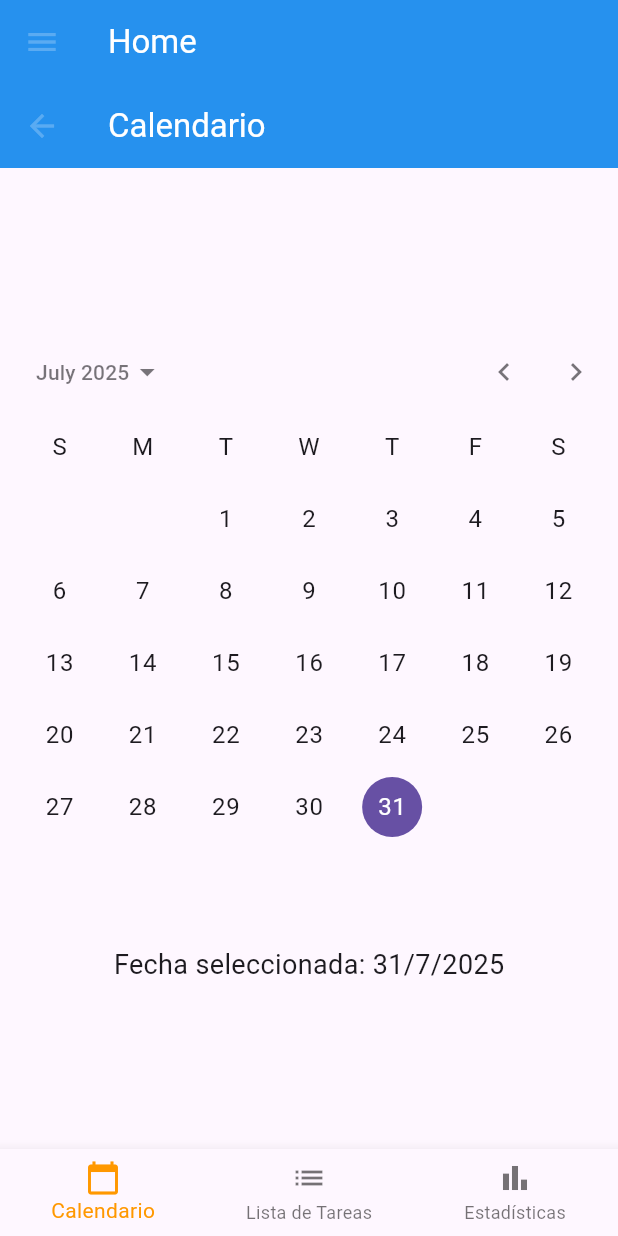
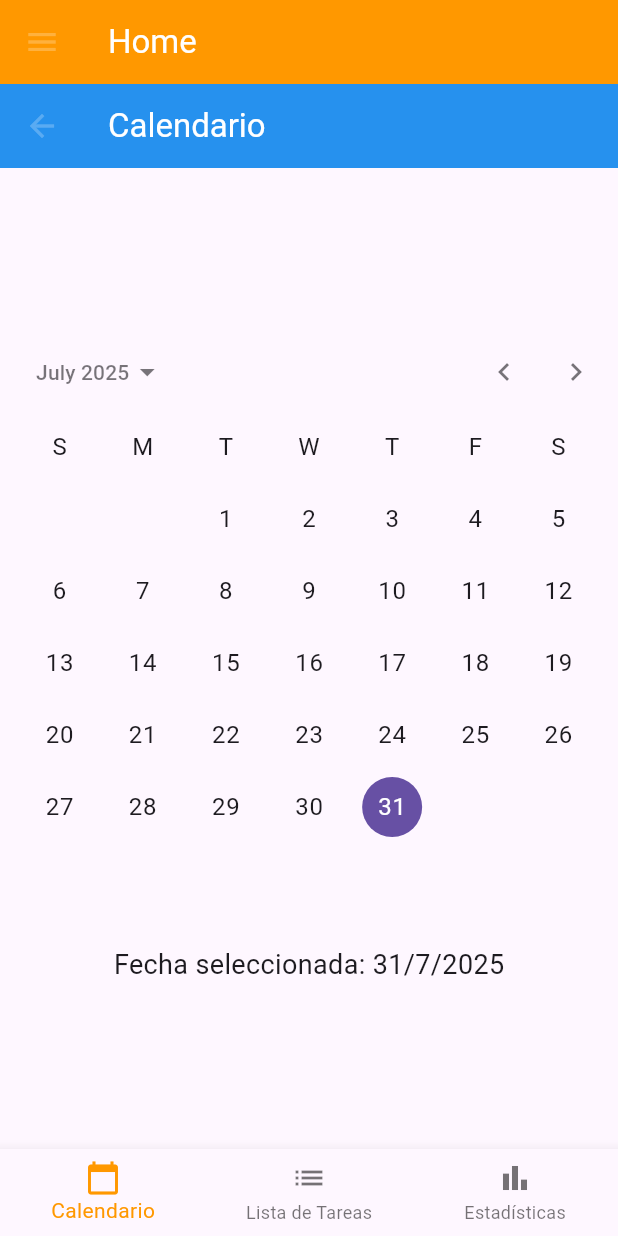
Before and after one commit to ArielGuevara/Moviles_Gestor_Tareas_Firebase, a Flutter app: the Homeview screen opened by its route, in the side drawer, after a tap on "Home", on a phone screen of 412 x 824 dp. Run offline on Flutter 3.47's test engine with Material 3 defaults, Android fonts, the phone set to English and light mode, and no system bars; our stand-ins replace cloud_firestore, firebase_auth, firebase_core, firebase_messaging; accounts and stored records are empty.

Commit message:
add Firebase Messaging integration and update UI colors in drawer

```diff
--- a/lib/main.dart
+++ b/lib/main.dart
@@ -1,4 +1,5 @@
 import 'package:firebase_core/firebase_core.dart';
+import 'package:firebase_messaging/firebase_messaging.dart';
 import 'package:flutter/material.dart';
 import 'package:provider/provider.dart';
 import 'package:pry_gestion_tareas/viewmodels/drawer_viewmodel.dart';
@@ -13,12 +14,18 @@ import 'package:pry_gestion_tareas/views/pages/today_view.dart';
 
 import 'firebase_options.dart';
 
+// Permite recibir mensajes cuando la app está en segundo plano
+Future<void> _firebaseMessagingBackgroundHandler(RemoteMessage message) async {
+  await Firebase.initializeApp();
+  print("🔔 Mensaje en segundo plano: ${message.messageId}");
+}
 
 void main() async {
   WidgetsFlutterBinding.ensureInitialized();
   await Firebase.initializeApp(
     options: DefaultFirebaseOptions.currentPlatform,
   );
+  FirebaseMessaging.onBackgroundMessage(_firebaseMessagingBackgroundHandler);
   runApp(
     MultiProvider(
       providers: [
@@ -39,7 +46,7 @@ void main() async {
         home: LoginView(),
         routes: {
           '/home': (context) => Homeview(),
-          'register': (context) => RegisterView(), // Puedes cambiar esto por la vista de registro que desees
+          '/register': (context) => RegisterView(), // Puedes cambiar esto por la vista de registro que desees
           '/today': (context) => TodayView(),
           '/pendients': (context) => PendientsView(),
           '/settings': (context) => ConfigurationView(),
--- /dev/null
+++ b/lib/services/notificacion_service.dart
@@ -0,0 +1,32 @@
+import 'package:firebase_messaging/firebase_messaging.dart';
+import 'package:flutter/material.dart';
+
+class NotificacionService {
+  final FirebaseMessaging _fcm = FirebaseMessaging.instance;
+
+  Future<void> initNotificaciones(BuildContext context) async {
+    NotificationSettings settings = await _fcm.requestPermission();
+    if (settings.authorizationStatus == AuthorizationStatus.authorized) {
+      print('✅ Permiso concedido');
+
+      final token = await _fcm.getToken();
+      print('🔑 Token: $token');
+
+      // Notificación en primer plano
+      FirebaseMessaging.onMessage.listen((RemoteMessage message) {
+        final notification = message.notification;
+        if (notification != null) {
+          ScaffoldMessenger.of(context).showSnackBar(
+            SnackBar(content: Text(notification.title ?? 'Nueva notificación')),
+          );
+        }
+      });
+
+      // Cuando el usuario abre la notificación
+      FirebaseMessaging.onMessageOpenedApp.listen((message) {
+        print('🟢 Abrió notificación: ${message.data}');
+        // Aquí puedes navegar a una pantalla específica si lo deseas
+      });
+    }
+  }
+}
--- a/lib/views/drawer_view.dart
+++ b/lib/views/drawer_view.dart
@@ -15,7 +15,7 @@ class DrawerView extends StatelessWidget {
               children: [
                 DrawerHeader(
                   decoration: BoxDecoration(
-                      gradient: LinearGradient(colors: [Colors.blueAccent, Colors.lightBlue])
+                      gradient: LinearGradient(colors: [Colors.orange, Colors.red])
                   ),
                   child: Column(
                     crossAxisAlignment: CrossAxisAlignment.start,
@@ -28,9 +28,9 @@ class DrawerView extends StatelessWidget {
                 ),
                 ListTile(
                   selected: vm.selected == 'Home',
-                  selectedTileColor: Colors.blue.shade300,
-                  leading: Icon(Icons.home),
-                  title: Text('Home'),
+                  selectedTileColor: Colors.orange.shade200,
+                  leading: Icon(Icons.home, color: Colors.orange),
+                  title: Text('Home', style: TextStyle(color: Colors.orange)),
                   onTap: () {
                     vm.selct('Home');
                     Navigator.pop(context);
@@ -39,9 +39,9 @@ class DrawerView extends StatelessWidget {
                 Divider(),
                 ListTile(
                   selected: vm.selected == 'Today',
-                  selectedTileColor: Colors.blue.shade300,
-                  leading: Icon(Icons.task_alt_rounded),
-                  title: Text('Hoy'),
+                  selectedTileColor: Colors.orange.shade200,
+                  leading: Icon(Icons.task_alt_rounded, color: Colors.red),
+                  title: Text('Hoy', style: TextStyle(color: Colors.red)),
                   onTap: () {
                     vm.selct('Today');
                     Navigator.pop(context);
@@ -51,9 +51,9 @@ class DrawerView extends StatelessWidget {
                 Divider(),
                 ListTile(
                   selected: vm.selected == 'Pendients',
-                  selectedTileColor: Colors.blue.shade300,
-                  leading: Icon(Icons.assignment_late_outlined),
-                  title: Text('Pendientes'),
+                  selectedTileColor: Colors.orange.shade200,
+                  leading: Icon(Icons.assignment_late_outlined, color: Colors.orange),
+                  title: Text('Pendientes', style: TextStyle(color: Colors.orange)),
                   onTap: () {
                     vm.selct('Pendients');
                     Navigator.pop(context);
@@ -63,9 +63,9 @@ class DrawerView extends StatelessWidget {
                 Divider(),
                 ListTile(
                   selected: vm.selected == 'settings',
-                  selectedTileColor: Colors.blue.shade300,
-                  leading: Icon(Icons.settings),
-                  title: Text('Configuración'),
+                  selectedTileColor: Colors.orange.shade200,
+                  leading: Icon(Icons.settings, color: Colors.red),
+                  title: Text('Configuración', style: TextStyle(color: Colors.red)),
                   onTap: () {
                     vm.selct('settings');
                     Navigator.pop(context);
--- a/lib/views/home_view.dart
+++ b/lib/views/home_view.dart
@@ -1,3 +1,4 @@
+import 'package:firebase_messaging/firebase_messaging.dart';
 import 'package:flutter/material.dart';
 import 'package:provider/provider.dart';
 import 'package:pry_gestion_tareas/views/login_view.dart';
@@ -8,8 +9,27 @@ import 'package:pry_gestion_tareas/views/pages/estadistics_view.dart';
 import 'package:pry_gestion_tareas/views/drawer_view.dart';
 import 'package:pry_gestion_tareas/viewmodels/buttom_nav_viewmodel.dart';
 import 'package:pry_gestion_tareas/viewmodels/drawer_viewmodel.dart';
+import 'package:pry_gestion_tareas/services/notificacion_service.dart';
 
-class Homeview extends StatelessWidget {
+class Homeview extends StatefulWidget {
+  @override
+  State<Homeview> createState() => _HomeviewState();
+
+}
+void obtenerTokenFCM() async {
+  String? token = await FirebaseMessaging.instance.getToken();
+  print('FCM Token: $token');
+  // Puedes mostrarlo en pantalla o copiarlo manualmente
+}
+
+class _HomeviewState extends State<Homeview> {
+  @override
+  void initState() {
+    super.initState();
+    obtenerTokenFCM();
+    NotificacionService().initNotificaciones(context);
+  }
+
   final List<Widget> pages = [
     CalendarView(),
     ListTaskView(),
@@ -22,12 +42,12 @@ class Homeview extends StatelessWidget {
     final vm = Provider.of<DrawerViewModel>(context, listen: false);
     final navVM = Provider.of<ButtomNavViewModel>(context);
     return Scaffold(
-      appBar: AppBar(title: Text(vm.selected, style: TextStyle(color: Colors.white),),),
+      appBar: AppBar(
+        backgroundColor: Colors.orange,
+        title: Text(vm.selected, style: TextStyle(color: Colors.white),),
+        elevation: 0,
+      ),
       drawer: DrawerView(),
-      // body: Center(
-      //   child: Text("Pantalla de ${vm.selected}",
-      //   style: TextStyle(fontSize: 22),),
-      // ),
       body: pages[navVM.selectedIndex],
       bottomNavigationBar: BottomNavigationBar(
         currentIndex: navVM.selectedIndex,
--- a/lib/views/login_view.dart
+++ b/lib/views/login_view.dart
@@ -121,7 +121,7 @@ class LoginPageState extends State<LoginView> {
                         onPressed: () {
                           Navigator.pushNamed(
                             context,
-                            'register'
+                            '/register'
                           );
                         },
                         child: Text(
--- a/lib/views/pages/list_task_view.dart
+++ b/lib/views/pages/list_task_view.dart
@@ -20,6 +20,7 @@ class _ListTaskViewState extends State<ListTaskView> {
     return Scaffold(
       appBar: AppBar(
         title: const Text('Lista de Tareas', style: TextStyle(color: Colors.white)),
+        backgroundColor: Colors.orange,
       ),
       body: FutureBuilder<List<Tarea>>(
           future: service.obtenerTareas(),
--- a/pubspec.yaml
+++ b/pubspec.yaml
@@ -41,6 +41,7 @@ dependencies:
   firebase_core: ^3.15.1
   firebase_auth: ^5.6.2
   cloud_firestore: ^5.6.11
+  firebase_messaging: ^15.2.9
 
 dev_dependencies:
   flutter_launcher_icons: ^0.13.1
```
Also changed, not shown: pubspec.lock, 1 other file.
